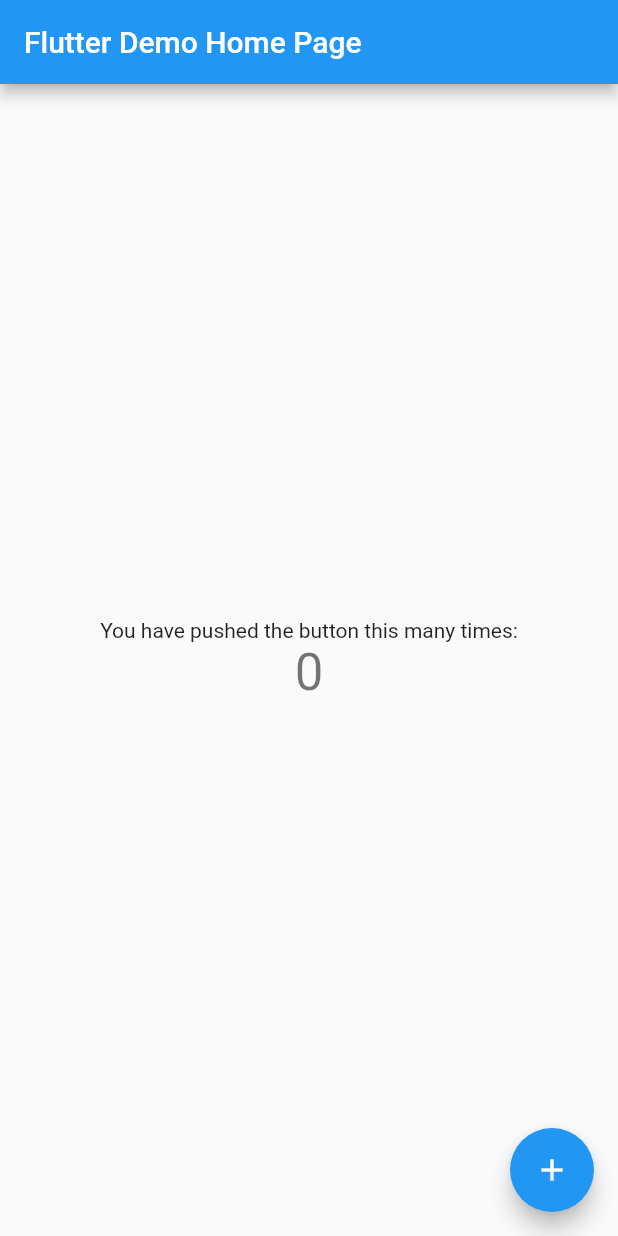
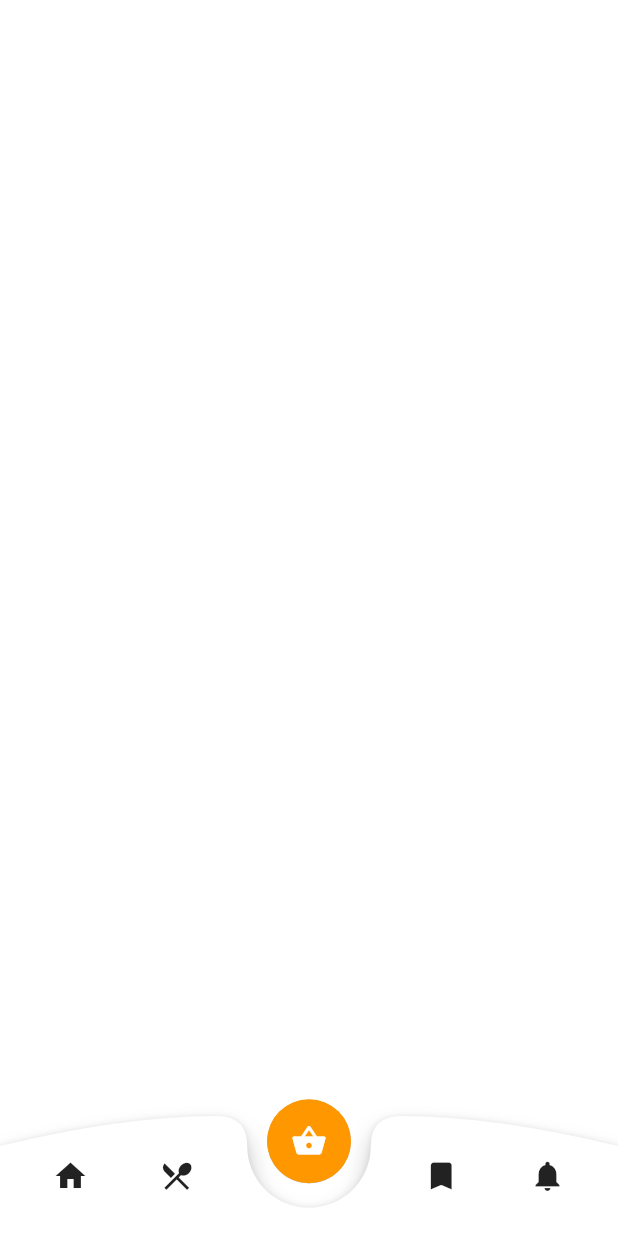
Before and after one commit to rhatami7495/Flutter_Custome_Bottom_navigation, a Flutter app: the screen it shows after launch, on a phone screen of 412 x 824 dp. Run offline on Flutter 3.47's test engine with Material 2 defaults, Android fonts, the phone set to English and light mode, and no system bars.

Commit message:
complete design.

```diff
--- a/lib/main.dart
+++ b/lib/main.dart
@@ -11,105 +11,100 @@ class MyApp extends StatelessWidget {
   @override
   Widget build(BuildContext context) {
     return MaterialApp(
-      title: 'Flutter Demo',
+      title: 'Custome Bottom Navigation',
       theme: ThemeData(
-        // This is the theme of your application.
-        //
-        // Try running your application with "flutter run". You'll see the
-        // application has a blue toolbar. Then, without quitting the app, try
-        // changing the primarySwatch below to Colors.green and then invoke
-        // "hot reload" (press "r" in the console where you ran "flutter run",
-        // or simply save your changes to "hot reload" in a Flutter IDE).
-        // Notice that the counter didn't reset back to zero; the application
-        // is not restarted.
         primarySwatch: Colors.blue,
       ),
-      home: const MyHomePage(title: 'Flutter Demo Home Page'),
+      home:  MyHomePage(),
     );
   }
 }
 
 class MyHomePage extends StatefulWidget {
-  const MyHomePage({Key? key, required this.title}) : super(key: key);
-
-  // This widget is the home page of your application. It is stateful, meaning
-  // that it has a State object (defined below) that contains fields that affect
-  // how it looks.
-
-  // This class is the configuration for the state. It holds the values (in this
-  // case the title) provided by the parent (in this case the App widget) and
-  // used by the build method of the State. Fields in a Widget subclass are
-  // always marked "final".
-
-  final String title;
 
   @override
-  State<MyHomePage> createState() => _MyHomePageState();
+  State<StatefulWidget> createState() => _MyHomePageState();
 }
 
 class _MyHomePageState extends State<MyHomePage> {
-  int _counter = 0;
-
-  void _incrementCounter() {
-    setState(() {
-      // This call to setState tells the Flutter framework that something has
-      // changed in this State, which causes it to rerun the build method below
-      // so that the display can reflect the updated values. If we changed
-      // _counter without calling setState(), then the build method would not be
-      // called again, and so nothing would appear to happen.
-      _counter++;
-    });
-  }
-
   @override
   Widget build(BuildContext context) {
-    // This method is rerun every time setState is called, for instance as done
-    // by the _incrementCounter method above.
-    //
-    // The Flutter framework has been optimized to make rerunning build methods
-    // fast, so that you can just rebuild anything that needs updating rather
-    // than having to individually change instances of widgets.
+    final Size size = MediaQuery.of(context).size;
+
     return Scaffold(
-      appBar: AppBar(
-        // Here we take the value from the MyHomePage object that was created by
-        // the App.build method, and use it to set our appbar title.
-        title: Text(widget.title),
-      ),
-      body: Center(
-        // Center is a layout widget. It takes a single child and positions it
-        // in the middle of the parent.
-        child: Column(
-          // Column is also a layout widget. It takes a list of children and
-          // arranges them vertically. By default, it sizes itself to fit its
-          // children horizontally, and tries to be as tall as its parent.
-          //
-          // Invoke "debug painting" (press "p" in the console, choose the
-          // "Toggle Debug Paint" action from the Flutter Inspector in Android
-          // Studio, or the "Toggle Debug Paint" command in Visual Studio Code)
-          // to see the wireframe for each widget.
-          //
-          // Column has various properties to control how it sizes itself and
-          // how it positions its children. Here we use mainAxisAlignment to
-          // center the children vertically; the main axis here is the vertical
-          // axis because Columns are vertical (the cross axis would be
-          // horizontal).
-          mainAxisAlignment: MainAxisAlignment.center,
-          children: <Widget>[
-            const Text(
-              'You have pushed the button this many times:',
+      backgroundColor: Colors.white10,
+      body: Stack(
+        children: [
+          Positioned(
+            bottom: 0,
+            left: 0,
+            child: Container(
+              width: size.width,
+              height: 80,
+              child: Stack(
+                children: [
+                  CustomPaint(
+                    size: Size(size.width, 80),
+                    painter: BNBCustomePainter(),
+                  ),
+                  Center(
+                    heightFactor: 0.6,
+                    child: FloatingActionButton(
+                      onPressed: (){},
+                      backgroundColor: Colors.orange,
+                      child: Icon(Icons.shopping_basket),
+                      elevation: 0.1,
+                    ),
+                  ),
+                  Container(
+                    width: size.width,
+                    height: 80,
+                    child: Row(
+                      mainAxisAlignment: MainAxisAlignment.spaceEvenly,
+                      children: [
+                        IconButton(onPressed: (){}, icon: Icon(Icons.home)),
+                        IconButton(onPressed: (){}, icon: Icon(Icons.restaurant_menu)),
+                        Container(width: size.width*.20,),
+                        IconButton(onPressed: (){}, icon: Icon(Icons.bookmark)),
+                        IconButton(onPressed: (){}, icon: Icon(Icons.notifications)),
+                      ],
+                    ),
+                  )
+                ],
+              ),
             ),
-            Text(
-              '$_counter',
-              style: Theme.of(context).textTheme.headline4,
-            ),
-          ],
-        ),
-      ),
-      floatingActionButton: FloatingActionButton(
-        onPressed: _incrementCounter,
-        tooltip: 'Increment',
-        child: const Icon(Icons.add),
+          )
+        ],
       ), // This trailing comma makes auto-formatting nicer for build methods.
     );
   }
 }
+
+class BNBCustomePainter extends CustomPainter {
+  @override
+  void paint(Canvas canvas, Size size) {
+    Paint paint = Paint()
+      ..color = Colors.white
+      ..style = PaintingStyle.fill;
+    Path path = Path()..moveTo(0, 20);
+    path.quadraticBezierTo(size.width * .20, 0, size.width * .35, 0);
+    path.quadraticBezierTo(size.width * .40, 0, size.width * .40, 20);
+    path.arcToPoint(Offset(size.width * .60, 20),
+        radius: Radius.circular(10.0), clockwise: false);
+
+    path.quadraticBezierTo(size.width * .60, 0, size.width * .65, 0);
+    path.quadraticBezierTo(size.width * .80, 0, size.width , 20);
+    path.lineTo(size.width, size.height);
+    path.lineTo(0, size.height);
+    path.close();
+
+    canvas.drawShadow(path, Colors.black, 5, true);
+
+    canvas.drawPath(path, paint);
+  }
+
+  @override
+  bool shouldRepaint(covariant CustomPainter oldDelegate) {
+    return false;
+  }
+}
```
